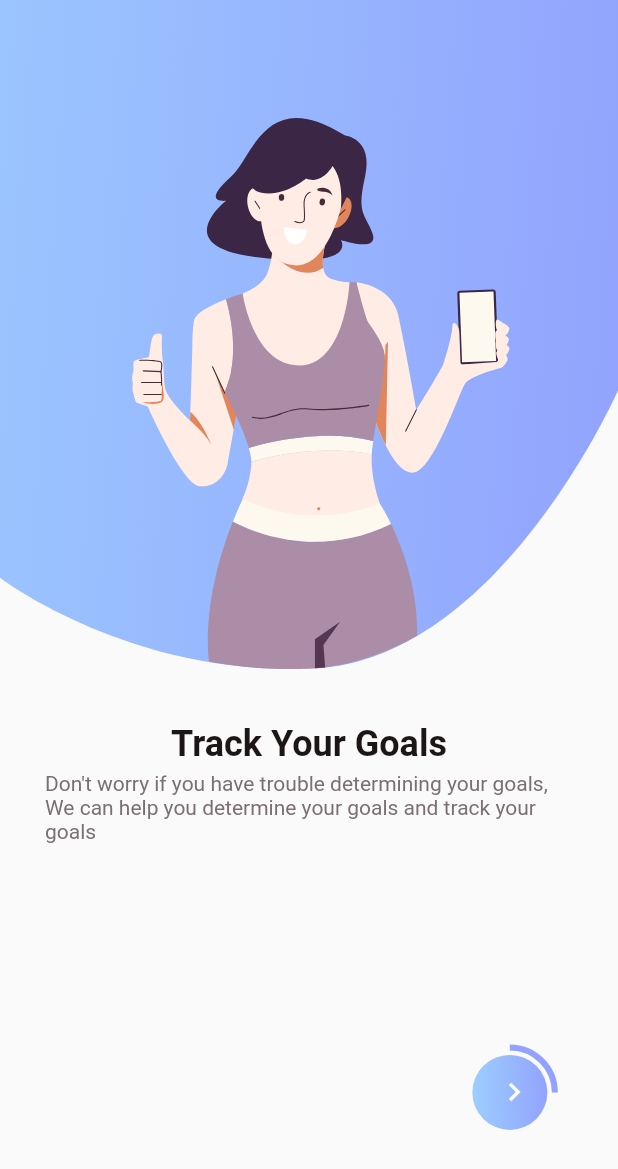
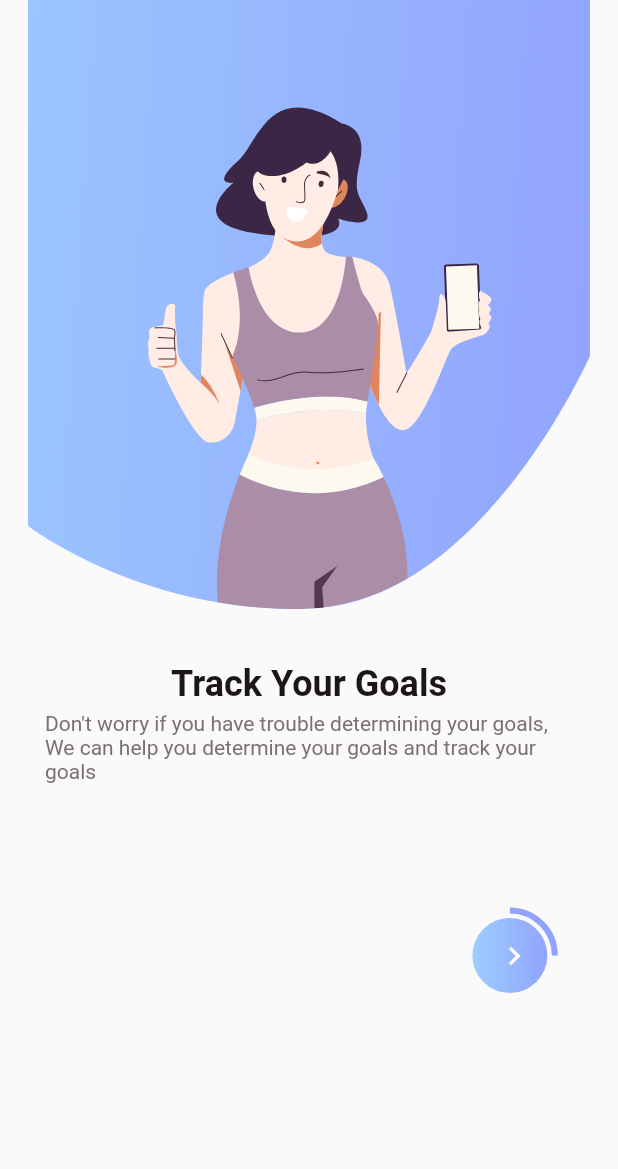
Before and after one commit to chimpansiets/fitness_app, a Flutter app: the screen it shows after launch, after a tap on "Get Started", on a phone screen of 412 x 824 dp. Shown: the top 1169 px of the screen. Run offline on Flutter 3.47's test engine with Material 2 defaults, Android fonts, the phone set to English and light mode, and no system bars; our stand-ins replace bloc, firebase_core, flutter_bloc, flutter_svg, freezed_annotation, get_it and 1 more; accounts and stored records are empty.

Commit message:
Fixed layout in onboarding + firebase initialization

```diff
--- a/lib/main.dart
+++ b/lib/main.dart
@@ -1,11 +1,17 @@
+import 'package:firebase_core/firebase_core.dart';
 import 'package:fitness_app/application/onboarding/onboarding_cubit.dart';
+import 'package:fitness_app/firebase_options.dart';
 import 'package:fitness_app/injection.dart';
 import 'package:fitness_app/presentation/onboarding/pages/welcome_page.dart';
 import 'package:fitness_app/theme/theme.dart';
 import 'package:flutter/material.dart';
 import 'package:flutter_bloc/flutter_bloc.dart';
 
-void main() {
+Future<void> main() async {
+  WidgetsFlutterBinding.ensureInitialized();
+  await Firebase.initializeApp(
+    options: DefaultFirebaseOptions.currentPlatform,
+  );
   setup();
   runApp(const MyApp());
 }
--- a/lib/presentation/onboarding/pages/onboarding_first_page.dart
+++ b/lib/presentation/onboarding/pages/onboarding_first_page.dart
@@ -50,7 +50,6 @@ class OnboardingFirst extends StatelessWidget {
         return OnboardingTemplate(
           topSection: SvgPicture.asset(
             'assets/images/woman-holding-phone.svg',
-            width: MediaQuery.of(context).size.width,
           ),
           middleSection: Column(
             children: [
--- a/lib/presentation/onboarding/templates/onboarding_template.dart
+++ b/lib/presentation/onboarding/templates/onboarding_template.dart
@@ -16,16 +16,19 @@ class OnboardingTemplate extends StatelessWidget {
     return Scaffold(
       body: Column(
         children: [
-          topSection,
+          SizedBox(
+            width: MediaQuery.of(context).size.width,
+            child: topSection,
+          ),
           Container(
-            height: MediaQuery.of(context).size.height * 0.3,
+            height: MediaQuery.of(context).size.height * 0.25,
             width: MediaQuery.of(context).size.width,
             padding: const EdgeInsets.symmetric(horizontal: 30, vertical: 20),
             child: middleSection,
           ),
           Padding(
-            padding: EdgeInsets.only(
-                left: MediaQuery.of(context).size.width * 0.65, top: 10),
+            padding:
+                EdgeInsets.only(left: MediaQuery.of(context).size.width * 0.65),
             child: bottomSection,
           ),
         ],
--- a/pubspec.yaml
+++ b/pubspec.yaml
@@ -41,7 +41,8 @@ dependencies:
   freezed_annotation: ^2.0.3
   get_it: ^7.2.0
   injectable: ^1.5.3
-  # firebase_auth: ^3.3.20
+  firebase_auth: ^3.3.20
+  firebase_core: ^1.18.0
 
 dev_dependencies:
   flutter_test:
```
Also changed, not shown: lib/presentation/onboarding/pages/onboarding_second_page.dart (deleted, +0 -50 lines), lib/presentation/sign_up/pages/sign_up_page.dart (+7 -3 lines), lib/firebase_options.dart (added), pubspec.lock, 8 other files.
